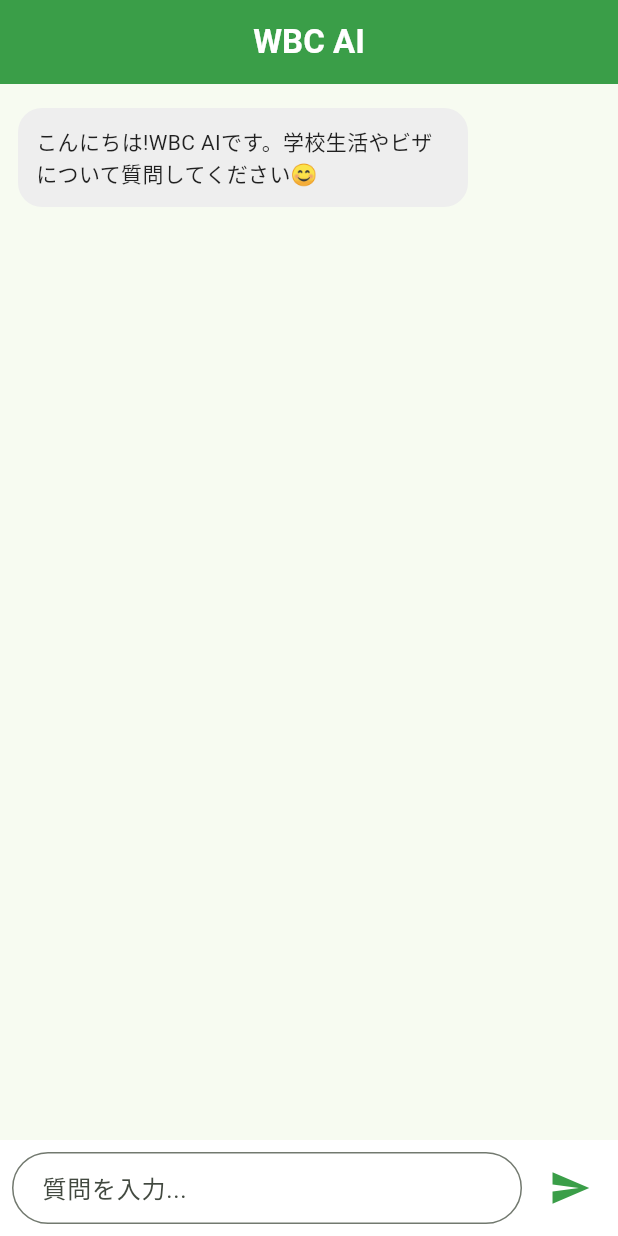
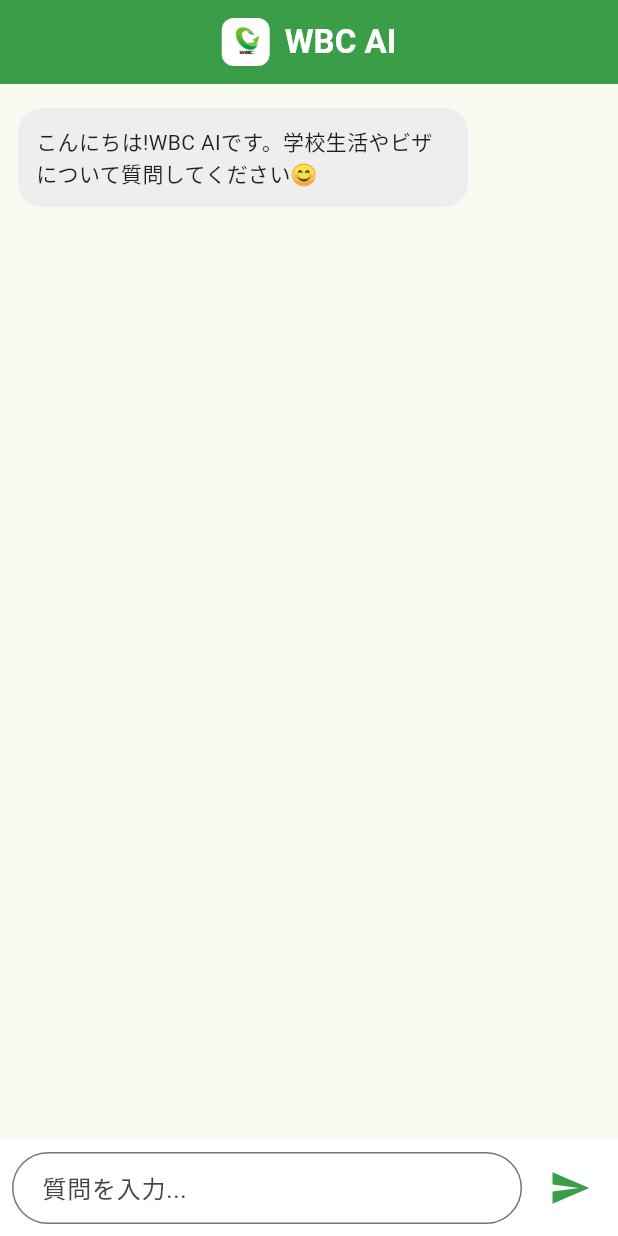
Before and after one commit to rajanhumagain948-cmyk/WBC_AI, a Flutter app: the screen it shows after launch, after a tap on the "send" icon, on a phone screen of 412 x 824 dp. Run offline on Flutter 3.47's test engine with Material 3 defaults, Android fonts, the phone set to English and light mode, and no system bars.

Commit message:
学校ロゴをスプラッシュとヘッダーに追加

```diff
--- a/mobile/wbc_ai_app/lib/main.dart
+++ b/mobile/wbc_ai_app/lib/main.dart
@@ -89,7 +89,26 @@ class _ChatScreenState extends State<ChatScreen> {
     return Scaffold(
       appBar: AppBar(
         backgroundColor: wbcGreen,
-        title: const Text('WBC AI', style: TextStyle(color: Colors.white, fontWeight: FontWeight.bold)),
+        title: Row(
+          mainAxisSize: MainAxisSize.min,
+          children: [
+            Container(
+              width: 32,
+              height: 32,
+              padding: const EdgeInsets.all(4),
+              decoration: BoxDecoration(
+                color: Colors.white,
+                borderRadius: BorderRadius.circular(8),
+              ),
+              child: Image.asset('assets/images/logo.png'),
+            ),
+            const SizedBox(width: 10),
+            const Text(
+              'WBC AI',
+              style: TextStyle(color: Colors.white, fontWeight: FontWeight.bold),
+            ),
+          ],
+        ),
         centerTitle: true,
       ),
       body: Column(
--- a/mobile/wbc_ai_app/lib/splash_screen.dart
+++ b/mobile/wbc_ai_app/lib/splash_screen.dart
@@ -70,13 +70,14 @@ class _SplashScreenState extends State<SplashScreen>
               children: [
                 // ロゴ(画像が用意できたらImage.assetに差し替え)
                 Container(
-                  width: 100,
-                  height: 100,
+                  width: 120,
+                  height: 120,
+                  padding: const EdgeInsets.all(16),
                   decoration: BoxDecoration(
                     color: Colors.white,
                     borderRadius: BorderRadius.circular(24),
                   ),
-                  child: const Icon(Icons.school, size: 60, color: wbcGreen),
+                  child: Image.asset('assets/images/logo.png'),
                 ),
                 const SizedBox(height: 24),
                 const Text(
--- a/mobile/wbc_ai_app/pubspec.yaml
+++ b/mobile/wbc_ai_app/pubspec.yaml
@@ -57,6 +57,8 @@ flutter:
   # included with your application, so that you can use the icons in
   # the material Icons class.
   uses-material-design: true
+  assets:
+    - assets/images/
 
   # To add assets to your application, add an assets section, like this:
   # assets:
```
Also changed, not shown: mobile/wbc_ai_app/assets/images/logo.png (added).
